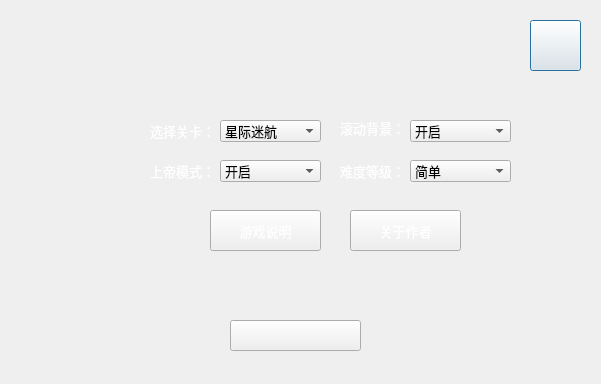
Qt form logindlg.ui (kun368/PlaneWar) before a commit.
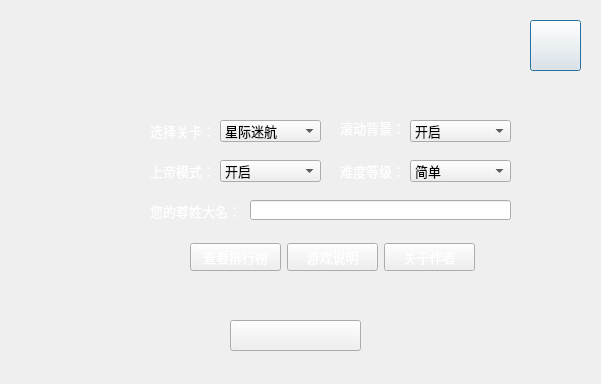
The same form after that commit.

Commit message: 增加排行榜功能

```diff
--- a/logindlg.ui
+++ b/logindlg.ui
@@ -130,40 +130,6 @@
     <string/>
    </property>
   </widget>
-  <widget class="QPushButton" name="pushButton_help">
-   <property name="geometry">
-    <rect>
-     <x>210</x>
-     <y>210</y>
-     <width>111</width>
-     <height>41</height>
-    </rect>
-   </property>
-   <property name="styleSheet">
-    <string notr="true">color: rgb(255, 255, 255);
-font: 14pt &quot;微软雅黑&quot;;</string>
-   </property>
-   <property name="text">
-    <string>游戏说明</string>
-   </property>
-  </widget>
-  <widget class="QPushButton" name="pushButton_About">
-   <property name="geometry">
-    <rect>
-     <x>350</x>
-     <y>210</y>
-     <width>111</width>
-     <height>41</height>
-    </rect>
-   </property>
-   <property name="styleSheet">
-    <string notr="true">color: rgb(255, 255, 255);
-font: 14pt &quot;微软雅黑&quot;;</string>
-   </property>
-   <property name="text">
-    <string>关于作者</string>
-   </property>
-  </widget>
   <widget class="QLabel" name="label_6">
    <property name="geometry">
     <rect>
@@ -254,6 +220,80 @@
     <string/>
    </property>
   </widget>
+  <widget class="QLabel" name="label_8">
+   <property name="geometry">
+    <rect>
+     <x>150</x>
+     <y>200</y>
+     <width>101</width>
+     <height>21</height>
+    </rect>
+   </property>
+   <property name="styleSheet">
+    <string notr="true">color: rgb(255, 255, 255);</string>
+   </property>
+   <property name="text">
+    <string>您的尊姓大名：</string>
+   </property>
+  </widget>
+  <widget class="QLineEdit" name="lineEdit">
+   <property name="geometry">
+    <rect>
+     <x>250</x>
+     <y>200</y>
+     <width>261</width>
+     <height>20</height>
+    </rect>
+   </property>
+   <property name="alignment">
+    <set>Qt::AlignCenter</set>
+   </property>
+  </widget>
+  <widget class="QWidget" name="">
+   <property name="geometry">
+    <rect>
+     <x>190</x>
+     <y>240</y>
+     <width>285</width>
+     <height>35</height>
+    </rect>
+   </property>
+   <layout class="QHBoxLayout" name="horizontalLayout">
+    <item>
+     <widget class="QPushButton" name="pushButton_ShowRank">
+      <property name="styleSheet">
+       <string notr="true">color: rgb(255, 255, 255);
+font: 14pt &quot;微软雅黑&quot;;</string>
+      </property>
+      <property name="text">
+       <string>查看排行榜</string>
+      </property>
+     </widget>
+    </item>
+    <item>
+     <widget class="QPushButton" name="pushButton_help">
+      <property name="styleSheet">
+       <string notr="true">color: rgb(255, 255, 255);
+font: 14pt &quot;微软雅黑&quot;;</string>
+      </property>
+      <property name="text">
+       <string>游戏说明</string>
+      </property>
+     </widget>
+    </item>
+    <item>
+     <widget class="QPushButton" name="pushButton_About">
+      <property name="styleSheet">
+       <string notr="true">color: rgb(255, 255, 255);
+font: 14pt &quot;微软雅黑&quot;;</string>
+      </property>
+      <property name="text">
+       <string>关于作者</string>
+      </property>
+     </widget>
+    </item>
+   </layout>
+  </widget>
  </widget>
  <resources/>
  <connections/>
```
The commit also changes 9 other files.
